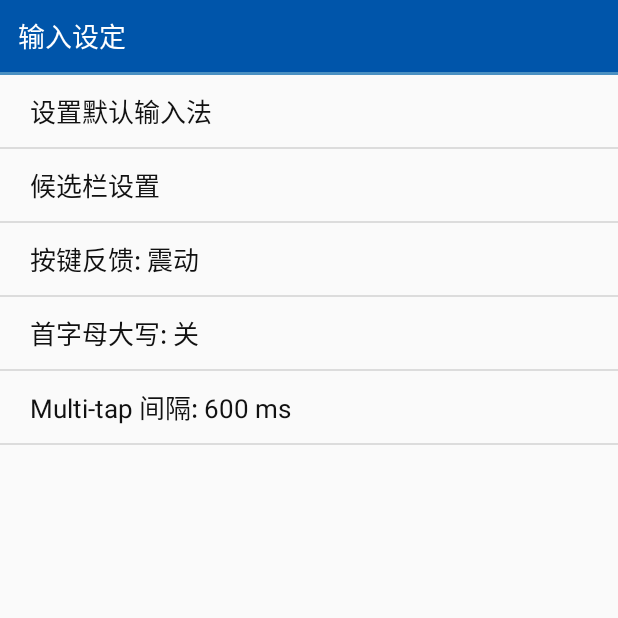
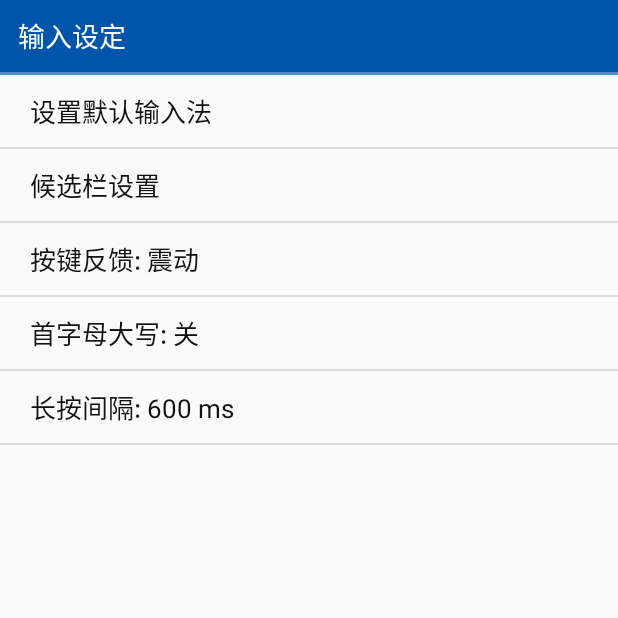
Before and after one commit to ECeternalcat/WindIme, an Android app: the InputSettingsActivity screen opened directly, with no data from a screen before it, on a phone screen of 412 x 824 dp, the top half of it. Run offline under Robolectric (Android 15) with nearby library versions, the light colour scheme and no system bars.

Commit message:
Rename 'Multi-tap interval' setting to 'long-press interval'
The value now drives both the multi-tap cycling window and every long-press feature (Caps, standalone collapse key, back-as-backspace return key), so the label reflects its unified role. UI string + README + instructions.md references updated.

```diff
--- a/app/src/main/res/values/strings.xml
+++ b/app/src/main/res/values/strings.xml
@@ -84,7 +84,7 @@
     <string name="ime_setup_pending">未完成</string>
     <string name="input_key_feedback">按键反馈</string>
     <string name="input_auto_caps">首字母大写</string>
-    <string name="input_mtap_interval">Multi-tap 间隔</string>
+    <string name="input_mtap_interval">长按间隔</string>
     <string name="input_fullscreen_compat">全屏兼容列表</string>
     <string name="fullscreen_compat_title">全屏兼容列表</string>
     <string name="fullscreen_compat_notice">本功能是为了解决某些软件打字时无法正确显示文本，默认已经配置好了，普通应用不需要修改本设置。</string>
```
Also changed, not shown: 2 other files.
